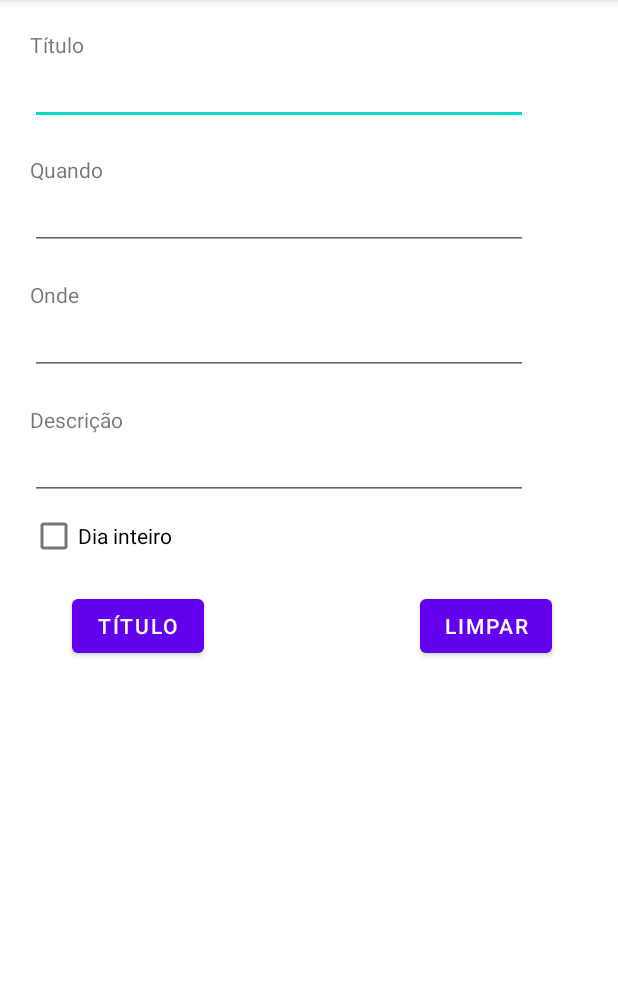
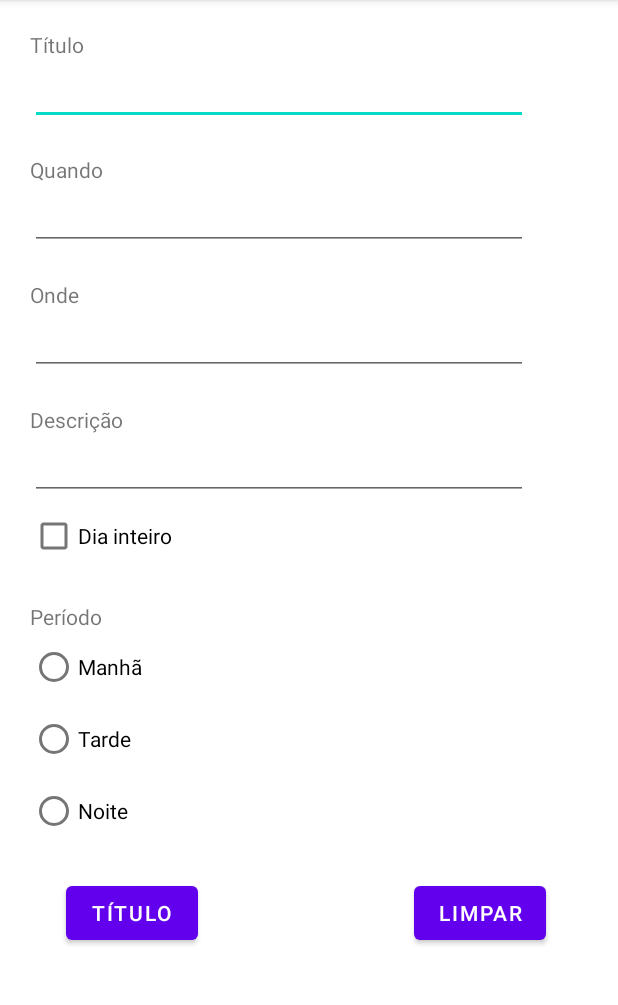
Before and after one commit to netoneze/disp-moveis-utfprcp, an Android app: the screen it shows after launch (MainActivity), on a phone screen of 412 x 824 dp, the part 84-1089 px from its top. Run offline under Robolectric (Android 15) with nearby library versions, the phone set to English and light mode, and no system bars.

Commit message:
Adicionado RadioGroup com 3 RadioButtons.

```diff
--- a/app/src/main/java/com/netoneze/easytaskmanager/MainActivity.java
+++ b/app/src/main/java/com/netoneze/easytaskmanager/MainActivity.java
@@ -1,9 +1,11 @@
 package com.netoneze.easytaskmanager;
 
+import android.annotation.SuppressLint;
 import android.os.Bundle;
 import android.view.View;
 import android.widget.CheckBox;
 import android.widget.EditText;
+import android.widget.RadioGroup;
 import android.widget.Toast;
 
 import androidx.appcompat.app.AppCompatActivity;
@@ -12,6 +14,7 @@ public class MainActivity extends AppCompatActivity {
 
     private EditText editTextTitulo, editTextData, editTextLocal, editTextDescricao;
     private CheckBox cbDiaInteiro;
+    private RadioGroup radioGroupPeriodo;
 
     @Override
     protected void onCreate(Bundle savedInstanceState) {
@@ -23,6 +26,7 @@ public class MainActivity extends AppCompatActivity {
         editTextLocal = findViewById(R.id.editTextOnde);
         editTextDescricao = findViewById(R.id.editTextDescricao);
         cbDiaInteiro = findViewById(R.id.checkBoxDiaInteiro);
+        radioGroupPeriodo = findViewById(R.id.radioGroupPeriodo);
     }
 
     public void limparCampos(View view){
@@ -32,16 +36,17 @@ public class MainActivity extends AppCompatActivity {
         editTextDescricao.setText(null);
         cbDiaInteiro.setChecked(false);
         editTextTitulo.requestFocus();
-
+        radioGroupPeriodo.clearCheck();
         Toast.makeText(this,
                 R.string.campos_limpos,
                 Toast.LENGTH_SHORT).show();
     }
 
+    @SuppressLint("NonConstantResourceId")
     public void mostrarTitulo (View view){
         String titulo = editTextTitulo.getText().toString();
 
-        if (titulo == null || titulo.trim().isEmpty()){
+        if (titulo == null || titulo.trim().isEmpty() || radioGroupPeriodo.getCheckedRadioButtonId() == -1){
             Toast.makeText(this,
                     R.string.erro_campo_vazio,
                     Toast.LENGTH_SHORT).show();
@@ -50,6 +55,23 @@ public class MainActivity extends AppCompatActivity {
             return;
         }
 
+        switch(radioGroupPeriodo.getCheckedRadioButtonId()){
+            case R.id.radioButtonPeriodoManha:
+                Toast.makeText(this, "Periodo manhã selecionado", Toast.LENGTH_SHORT).show();
+                break;
+
+            case R.id.radioButtonPeriodoTarde:
+                Toast.makeText(this, "Periodo tarde selecionado", Toast.LENGTH_SHORT).show();
+                break;
+
+            case R.id .radioButtonPeriodoNoite:
+                Toast.makeText(this, "Periodo noite selecionado", Toast.LENGTH_SHORT).show();
+                break;
+
+            default:
+
+        }
+
         Toast.makeText(this, titulo.trim(), Toast.LENGTH_SHORT).show();
     }
 
--- a/app/src/main/res/layout/activity_main.xml
+++ b/app/src/main/res/layout/activity_main.xml
@@ -88,25 +88,25 @@
         android:id="@+id/buttonSalvar"
         android:layout_width="wrap_content"
         android:layout_height="wrap_content"
-        android:layout_marginStart="48dp"
-        android:layout_marginLeft="48dp"
-        android:layout_marginTop="12dp"
+        android:layout_marginStart="44dp"
+        android:layout_marginLeft="44dp"
+        android:layout_marginTop="20dp"
         android:onClick="mostrarTitulo"
         android:text="@string/titulo"
         app:layout_constraintStart_toStartOf="parent"
-        app:layout_constraintTop_toBottomOf="@+id/checkBoxDiaInteiro" />
+        app:layout_constraintTop_toBottomOf="@+id/radioGroupPeriodo" />
 
     <Button
         android:id="@+id/buttonLimpar"
         android:layout_width="wrap_content"
         android:layout_height="0dp"
-        android:layout_marginTop="12dp"
-        android:layout_marginEnd="44dp"
-        android:layout_marginRight="44dp"
+        android:layout_marginTop="20dp"
+        android:layout_marginEnd="48dp"
+        android:layout_marginRight="48dp"
         android:onClick="limparCampos"
         android:text="@string/limpar"
         app:layout_constraintEnd_toEndOf="parent"
-        app:layout_constraintTop_toBottomOf="@+id/checkBoxDiaInteiro" />
+        app:layout_constraintTop_toBottomOf="@+id/radioGroupPeriodo" />
 
     <EditText
         android:id="@+id/editTextDescricao"
@@ -130,4 +130,43 @@
         app:layout_constraintStart_toStartOf="parent"
         app:layout_constraintTop_toBottomOf="@+id/editTextOnde" />
 
+    <RadioGroup
+        android:id="@+id/radioGroupPeriodo"
+        android:layout_width="wrap_content"
+        android:layout_height="wrap_content"
+        android:layout_marginStart="20dp"
+        android:layout_marginLeft="20dp"
+        app:layout_constraintStart_toStartOf="parent"
+        app:layout_constraintTop_toBottomOf="@+id/textViewPeriodo">
+
+        <RadioButton
+            android:id="@+id/radioButtonPeriodoManha"
+            android:layout_width="match_parent"
+            android:layout_height="wrap_content"
+            android:text="@string/periodoManha" />
+
+        <RadioButton
+            android:id="@+id/radioButtonPeriodoTarde"
+            android:layout_width="match_parent"
+            android:layout_height="wrap_content"
+            android:text="@string/periodoTarde" />
+
+        <RadioButton
+            android:id="@+id/radioButtonPeriodoNoite"
+            android:layout_width="match_parent"
+            android:layout_height="wrap_content"
+            android:text="@string/periodoNoite" />
+    </RadioGroup>
+
+    <TextView
+        android:id="@+id/textViewPeriodo"
+        android:layout_width="wrap_content"
+        android:layout_height="wrap_content"
+        android:layout_marginStart="20dp"
+        android:layout_marginLeft="20dp"
+        android:layout_marginTop="20dp"
+        android:text="@string/periodo"
+        app:layout_constraintStart_toStartOf="parent"
+        app:layout_constraintTop_toBottomOf="@+id/checkBoxDiaInteiro" />
+
 </androidx.constraintlayout.widget.ConstraintLayout>
--- a/app/src/main/res/values/strings.xml
+++ b/app/src/main/res/values/strings.xml
@@ -8,4 +8,8 @@
     <string name="onde">Onde</string>
     <string name="diaInteiro">Dia inteiro</string>
     <string name="descricao">Descrição</string>
+    <string name="periodo">Período</string>
+    <string name="periodoManha">Manhã</string>
+    <string name="periodoTarde">Tarde</string>
+    <string name="periodoNoite">Noite</string>
 </resources>
```
